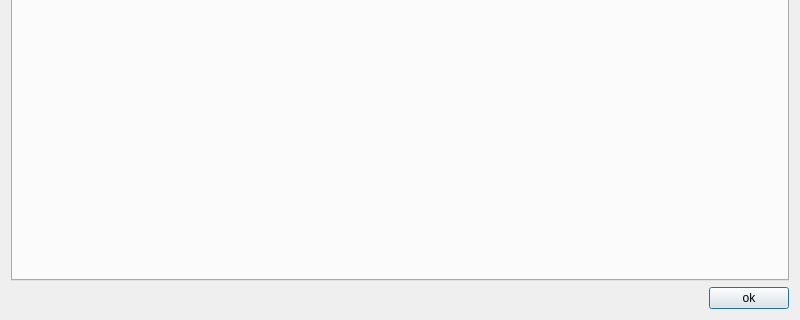
The window that ui/dialogs/settingsdialog.ui (OpenIndy/OpenIndy) describes before a commit, drawn with Qt 5; both pictures show x 0 to 800 and y 280 to 600 of the 800 by 600 pixel window.
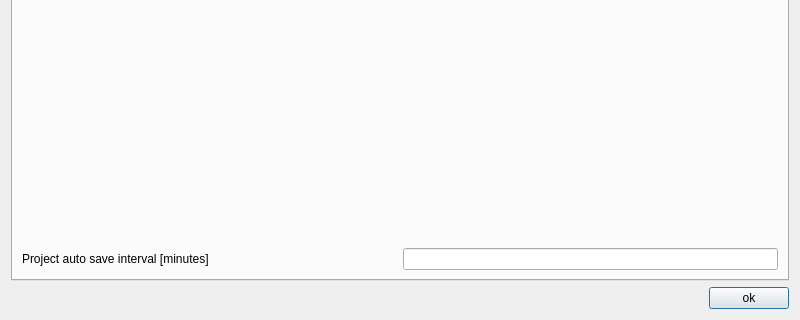
The same window after the commit. The open tabs and pages were chosen to show the change.

Commit message: OI-269: read, save, edit 'auto save interval'

Patch:
```diff
--- a/ui/dialogs/settingsdialog.ui
+++ b/ui/dialogs/settingsdialog.ui
@@ -169,6 +169,20 @@
            </property>
           </widget>
          </item>
+         <item row="4" column="0">
+          <layout class="QHBoxLayout" name="horizontalLayout_8" stretch="1,1">
+           <item>
+            <widget class="QLabel" name="label_autoSaveInterval">
+             <property name="text">
+              <string>Project auto save interval [minutes]</string>
+             </property>
+            </widget>
+           </item>
+           <item>
+            <widget class="QLineEdit" name="lineEdit_autoSaveInterval"/>
+           </item>
+          </layout>
+         </item>
         </layout>
        </widget>
       </widget>
```
The commit also changes 5 other files.
